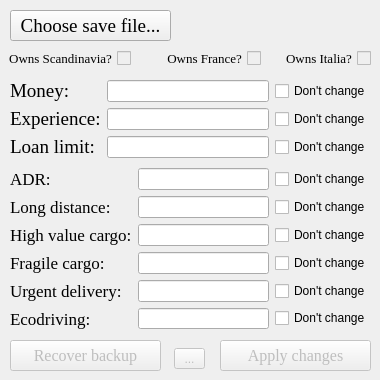
Above: src/main_form.ui from JDM170/SaveWizard before the change. Below: the same form after it.
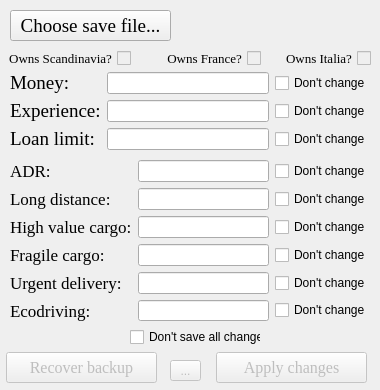
That is the form after the change.

```diff
--- a/src/main_form.ui
+++ b/src/main_form.ui
@@ -7,19 +7,19 @@
     <x>0</x>
     <y>0</y>
     <width>380</width>
-    <height>380</height>
+    <height>390</height>
    </rect>
   </property>
   <property name="minimumSize">
    <size>
     <width>380</width>
-    <height>380</height>
+    <height>390</height>
    </size>
   </property>
   <property name="maximumSize">
    <size>
     <width>380</width>
-    <height>380</height>
+    <height>390</height>
    </size>
   </property>
   <property name="windowTitle">
@@ -32,8 +32,8 @@
     </property>
     <property name="geometry">
      <rect>
-      <x>220</x>
-      <y>340</y>
+      <x>216</x>
+      <y>352</y>
       <width>151</width>
       <height>31</height>
      </rect>
@@ -54,8 +54,8 @@
     </property>
     <property name="geometry">
      <rect>
-      <x>10</x>
-      <y>340</y>
+      <x>6</x>
+      <y>352</y>
       <width>151</width>
       <height>31</height>
      </rect>
@@ -93,7 +93,7 @@
     <property name="geometry">
      <rect>
       <x>10</x>
-      <y>80</y>
+      <y>72</y>
       <width>361</width>
       <height>81</height>
      </rect>
@@ -174,7 +174,7 @@
     <property name="geometry">
      <rect>
       <x>10</x>
-      <y>168</y>
+      <y>160</y>
       <width>361</width>
       <height>161</height>
      </rect>
@@ -326,8 +326,8 @@
     </property>
     <property name="geometry">
      <rect>
-      <x>174</x>
-      <y>348</y>
+      <x>170</x>
+      <y>360</y>
       <width>31</width>
       <height>21</height>
      </rect>
@@ -528,6 +528,19 @@
      <bool>true</bool>
     </property>
    </widget>
+   <widget class="QCheckBox" name="dont_change_all_inf">
+    <property name="geometry">
+     <rect>
+      <x>130</x>
+      <y>327</y>
+      <width>131</width>
+      <height>20</height>
+     </rect>
+    </property>
+    <property name="text">
+     <string>Don't save all changes</string>
+    </property>
+   </widget>
   </widget>
  </widget>
  <resources/>
```
